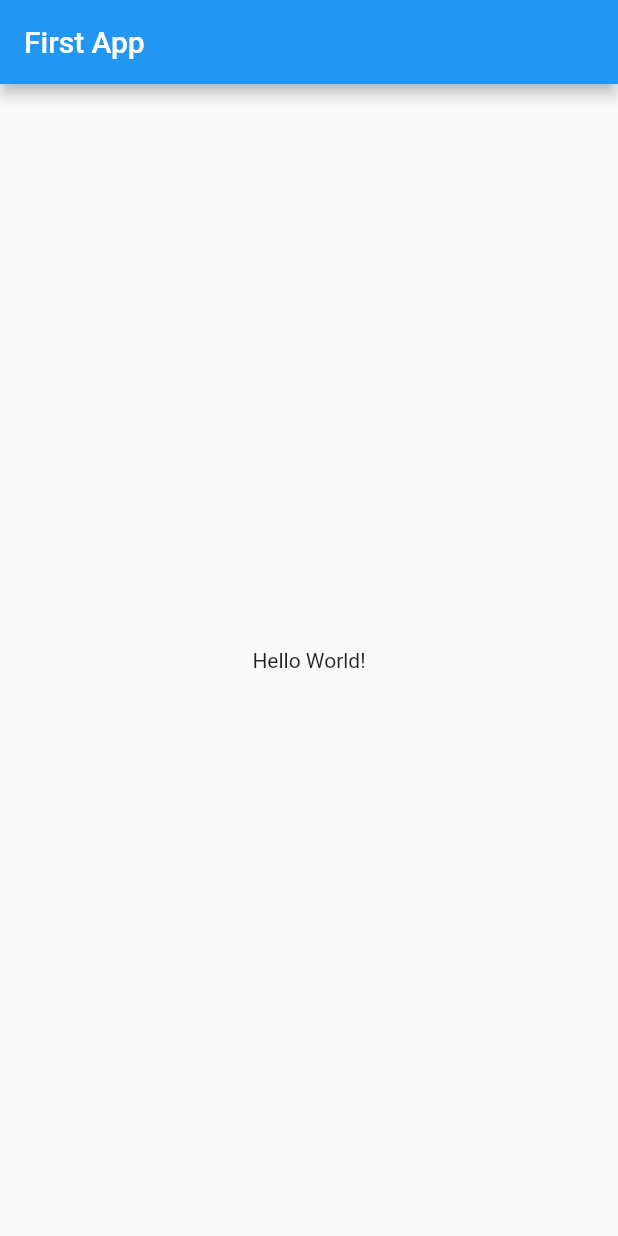
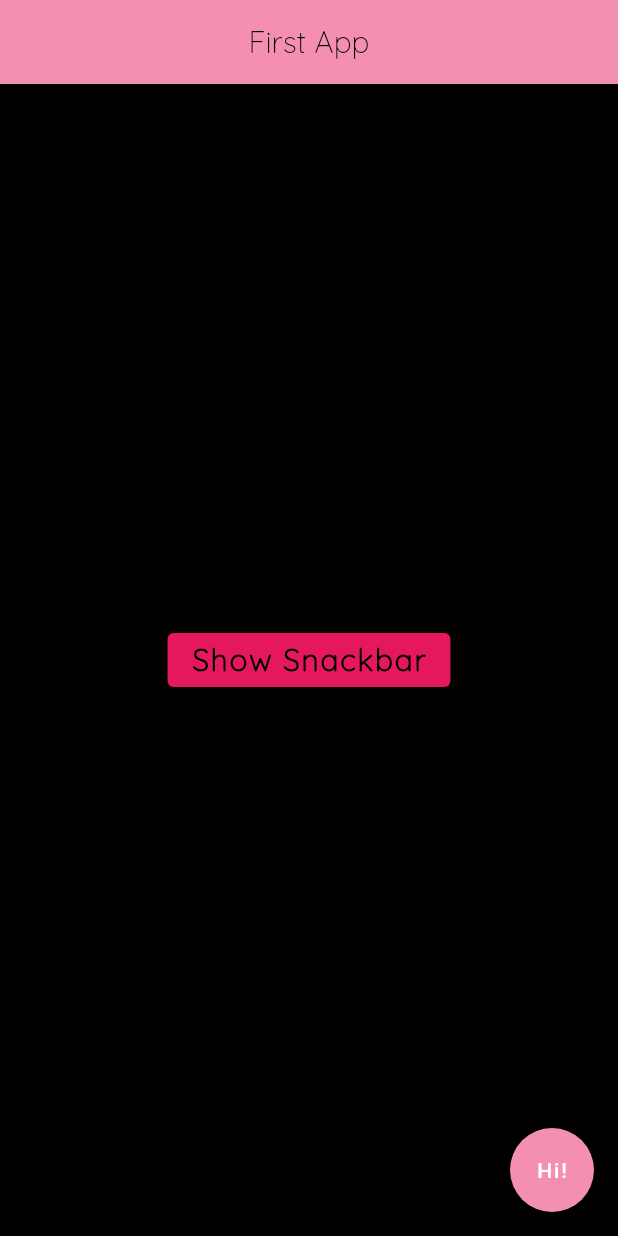
Before and after one commit to Diptonil/cloud-notes, a Flutter app: the screen it shows after launch, on a phone screen of 412 x 824 dp. Run offline on Flutter 3.47's test engine with Material 2 defaults, Android fonts, the light colour scheme and no system bars.

Commit message:
Altered appearance of the first app

```diff
--- a/first_app/lib/main.dart
+++ b/first_app/lib/main.dart
@@ -11,13 +11,69 @@ class RootWidget extends StatelessWidget {
   Widget build(BuildContext context) {
     return MaterialApp(
       home: Scaffold(
+        backgroundColor: Colors.black,
         appBar: AppBar(
-          title: Text("First App"),
+          title: const Text(
+            "First App",
+            style: TextStyle(
+              fontSize: 20.0,
+              color: Colors.black,
+              fontFamily: 'Quicksand',
+            ),
+          ),
+          centerTitle: true,
+          backgroundColor: Colors.pink[200],
         ),
-        body: Center(
-          child: Text('Hello World!'),
+        body: const Center(
+          child: BodyWidget(),
+        ),
+        floatingActionButton: FloatingActionButton(
+          tooltip: "Cannot be clicked yet.",
+          onPressed: () {},
+          backgroundColor: Colors.pink[200],
+          child: const Text("Hi!"),
         ),
       ),
     );
   }
 }
+
+class BodyWidget extends StatelessWidget {
+  const BodyWidget({super.key});
+
+  @override
+  Widget build(BuildContext context) {
+    return ElevatedButton(
+      style: ButtonStyle(
+        backgroundColor: MaterialStateProperty.all<Color>(const Color.fromARGB(237, 247, 26, 100)),
+      ),
+      onPressed: () {
+        ScaffoldMessenger.of(context).showSnackBar(
+          SnackBar(
+            content: const Text(
+              "Some help upon clicking.",
+              style: TextStyle(
+                fontSize: 20.0,
+                fontFamily: 'Quicksand',
+              ),
+            ),
+            action: SnackBarAction(
+              label: "Okay",
+              onPressed: () {},
+            ),
+          ),
+        );
+      },
+      child: const Text(
+        "Show Snackbar",
+        style: TextStyle(
+          fontSize: 20.0,
+          color: Colors.black,
+          fontWeight: FontWeight.bold,
+          letterSpacing: 1.2,
+          fontFamily: 'Quicksand',
+        ),
+      ),
+    );
+  }
+}
--- a/first_app/pubspec.yaml
+++ b/first_app/pubspec.yaml
@@ -17,3 +17,7 @@ dev_dependencies:
 
 flutter:
   uses-material-design: true
+  fonts:
+    - family: Quicksand
+      fonts:
+        - asset: fonts/Quicksand-Light.ttf
```
Also changed, not shown: first_app/fonts/Quicksand-Light.ttf (added), 4 other files.
